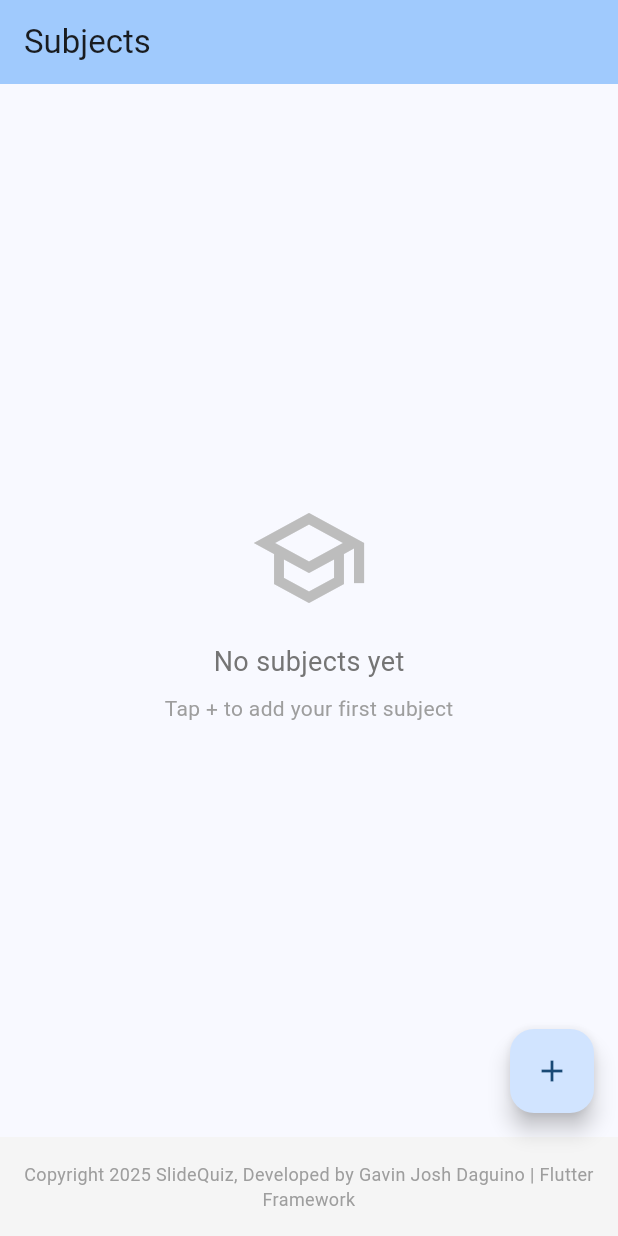
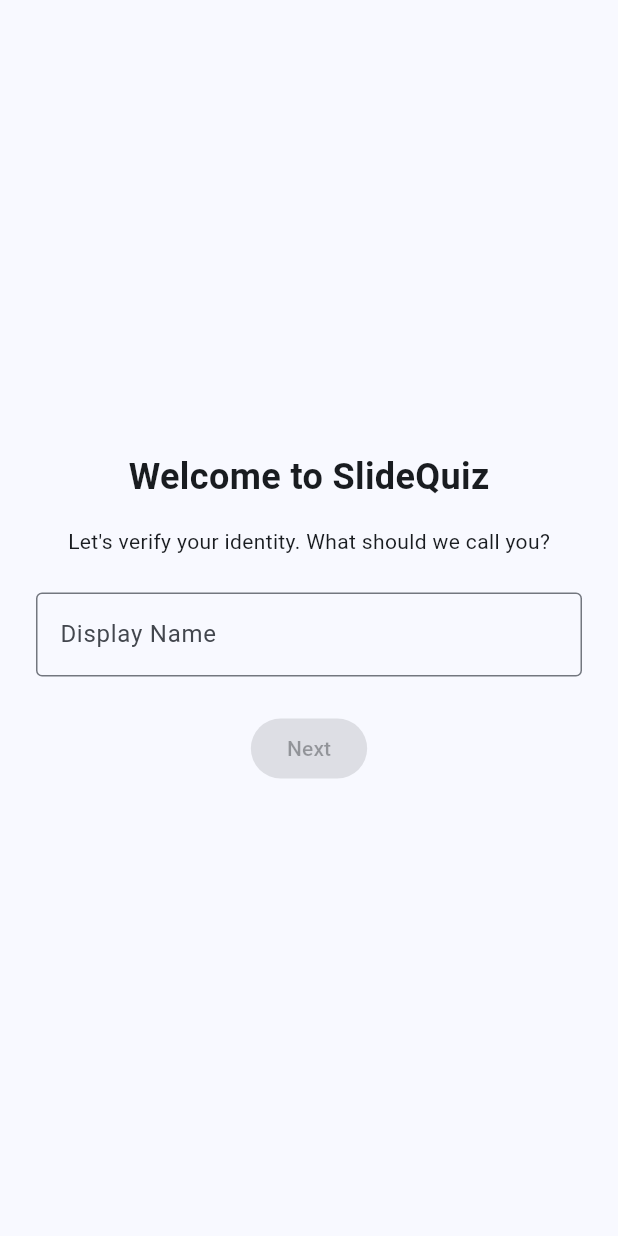
Before and after one commit to gavvvd/slidequiz, a Flutter app: the screen it shows after launch, on a phone screen of 412 x 824 dp. Run offline on Flutter 3.47's test engine with Material 3 defaults, Android fonts, the phone set to English and light mode, and no system bars; our stand-ins replace flutter_secure_storage, hive, hive_flutter, local_auth; missing offline and left inert: excel; accounts and stored records are empty.

Commit message:
login with biometrics

```diff
--- /dev/null
+++ b/lib/models/user_profile.dart
@@ -0,0 +1,21 @@
+import 'package:hive/hive.dart';
+
+part 'user_profile.g.dart';
+
+@HiveType(typeId: 5) // Ensuring unique typeId (Subject is 0, Question 1, etc.)
+class UserProfile extends HiveObject {
+  @HiveField(0)
+  String name;
+
+  @HiveField(1)
+  bool useBiometrics;
+
+  @HiveField(2)
+  bool hasPin;
+
+  UserProfile({
+    required this.name,
+    this.useBiometrics = false,
+    this.hasPin = false,
+  });
+}
--- /dev/null
+++ b/lib/screens/auth/auth_wrapper.dart
@@ -0,0 +1,39 @@
+import 'package:flutter/material.dart';
+import 'package:provider/provider.dart';
+import 'package:slidequiz/services/auth_service.dart';
+import 'package:slidequiz/screens/auth/login_screen.dart';
+import 'package:slidequiz/screens/auth/setup_wizard.dart';
+import 'package:slidequiz/screens/subjects/subject_list_screen.dart';
+
+class AuthWrapper extends StatefulWidget {
+  const AuthWrapper({super.key});
+
+  @override
+  State<AuthWrapper> createState() => _AuthWrapperState();
+}
+
+class _AuthWrapperState extends State<AuthWrapper> {
+  @override
+  void initState() {
+    super.initState();
+    // Trigger initialization if not already done, though main calls init
+    WidgetsBinding.instance.addPostFrameCallback((_) {
+       // Optional: could do async checks here
+    });
+  }
+
+  @override
+  Widget build(BuildContext context) {
+    final authService = Provider.of<AuthService>(context);
+
+    if (!authService.userExists) {
+      return const SetupWizard();
+    }
+
+    if (!authService.isAuthenticated) {
+      return const LoginScreen();
+    }
+
+    return const SubjectListScreen();
+  }
+}
--- /dev/null
+++ b/lib/screens/auth/setup_wizard.dart
@@ -0,0 +1,152 @@
+import 'package:flutter/material.dart';
+import 'package:provider/provider.dart';
+import 'package:slidequiz/services/auth_service.dart';
+import 'package:slidequiz/screens/subjects/subject_list_screen.dart';
+
+class SetupWizard extends StatefulWidget {
+  const SetupWizard({super.key});
+
+  @override
+  State<SetupWizard> createState() => _SetupWizardState();
+}
+
+class _SetupWizardState extends State<SetupWizard> {
+  final PageController _pageController = PageController();
+  final _nameController = TextEditingController();
+  String _pin = '';
+  String _confirmPin = '';
+  bool _useBiometrics = false;
+  int _currentPage = 0;
+
+  void _nextPage() {
+    _pageController.nextPage(
+      duration: const Duration(milliseconds: 300),
+      curve: Curves.easeInOut,
+    );
+  }
+
+  Future<void> _finishSetup() async {
+    final authService = Provider.of<AuthService>(context, listen: false);
+    await authService.createUser(_nameController.text, _pin, _useBiometrics);
+     if (mounted) {
+        Navigator.of(context).pushReplacement(
+            MaterialPageRoute(builder: (_) => const SubjectListScreen()),
+          );
+      }
+  }
+
+  @override
+  Widget build(BuildContext context) {
+    return Scaffold(
+      body: SafeArea(
+        child: PageView(
+          controller: _pageController,
+          physics: const NeverScrollableScrollPhysics(),
+          onPageChanged: (page) => setState(() => _currentPage = page),
+          children: [
+            _buildNameStep(),
+            _buildPinStep(),
+            _buildBiometricStep(),
+          ],
+        ),
+      ),
+    );
+  }
+
+  Widget _buildNameStep() {
+    return Padding(
+      padding: const EdgeInsets.all(24.0),
+      child: Column(
+        mainAxisAlignment: MainAxisAlignment.center,
+        children: [
+          const Text('Welcome to SlideQuiz', style: TextStyle(fontSize: 24, fontWeight: FontWeight.bold)),
+          const SizedBox(height: 16),
+          const Text('Let\'s verify your identity. What should we call you?'),
+          const SizedBox(height: 24),
+          TextField(
+            controller: _nameController,
+            decoration: const InputDecoration(
+              labelText: 'Display Name',
+              border: OutlineInputBorder(),
+            ),
+            onChanged: (val) => setState(() {}),
+          ),
+          const SizedBox(height: 24),
+          ElevatedButton(
+            onPressed: _nameController.text.isNotEmpty ? _nextPage : null,
+            child: const Text('Next'),
+          ),
+        ],
+      ),
+    );
+  }
+
+  Widget _buildPinStep() {
+    // Simplified PIN input for wizard
+    return Padding(
+      padding: const EdgeInsets.all(24.0),
+      child: Column(
+        mainAxisAlignment: MainAxisAlignment.center,
+        children: [
+          const Text('Create a PIN', style: TextStyle(fontSize: 24, fontWeight: FontWeight.bold)),
+          const SizedBox(height: 16),
+          const Text('This will be used to access the app.'),
+          const SizedBox(height: 24),
+          TextField(
+            obscureText: true,
+            keyboardType: TextInputType.number,
+            maxLength: 4,
+            decoration: const InputDecoration(
+              labelText: 'Enter 4-digit PIN',
+              border: OutlineInputBorder(),
+              counterText: '',
+            ),
+            onChanged: (val) => setState(() => _pin = val),
+          ),
+          const SizedBox(height: 16),
+           TextField(
+            obscureText: true,
+            keyboardType: TextInputType.number,
+            maxLength: 4,
+            decoration: const InputDecoration(
+              labelText: 'Confirm PIN',
+              border: OutlineInputBorder(),
+               counterText: '',
+            ),
+            onChanged: (val) => setState(() => _confirmPin = val),
+          ),
+          const SizedBox(height: 24),
+          ElevatedButton(
+            onPressed: (_pin.length == 4 && _pin == _confirmPin) ? _nextPage : null,
+            child: const Text('Next'),
+          ),
+        ],
+      ),
+    );
+  }
+
+  Widget _buildBiometricStep() {
+    return Padding(
+      padding: const EdgeInsets.all(24.0),
+      child: Column(
+        mainAxisAlignment: MainAxisAlignment.center,
+        children: [
+          const Text('Enable Biometrics?', style: TextStyle(fontSize: 24, fontWeight: FontWeight.bold)),
+          const SizedBox(height: 16),
+          const Text('Use fingerprint or face unlock for faster access.'),
+          const SizedBox(height: 24),
+          SwitchListTile(
+            title: const Text('Use Biometrics'),
+            value: _useBiometrics,
+            onChanged: (val) => setState(() => _useBiometrics = val),
+          ),
+          const SizedBox(height: 24),
+          ElevatedButton(
+            onPressed: _finishSetup,
+            child: const Text('Finish Setup'),
+          ),
+        ],
+      ),
+    );
+  }
+}
--- a/lib/services/hive_service.dart
+++ b/lib/services/hive_service.dart
@@ -4,6 +4,7 @@
 import 'package:slidequiz/models/question.dart';
 import 'package:slidequiz/models/choice.dart';
 import 'package:slidequiz/models/quiz_set.dart';
+import 'package:slidequiz/models/user_profile.dart';
 
 class HiveService {
   static final HiveService _instance = HiveService._internal();
@@ -41,6 +42,9 @@
     }
     if (!Hive.isAdapterRegistered(4)) {
       Hive.registerAdapter(QuizSetAdapter());
+    }
+    if (!Hive.isAdapterRegistered(5)) {
+      Hive.registerAdapter(UserProfileAdapter());
     }
 
     // Open boxes
--- a/pubspec.yaml
+++ b/pubspec.yaml
@@ -51,6 +51,9 @@
   # Date/time formatting and UUID generation
   intl: ^0.19.0
   uuid: ^4.3.3
+  local_auth: ^3.0.0
+  flutter_secure_storage: ^10.0.0
+  provider: ^6.1.5+1
 
 
 dev_dependencies:
```
Also changed, not shown: lib/main.dart (+14 -3 lines), lib/screens/auth/login_screen.dart (added, +189 -0 lines), lib/screens/quiz/quiz_slideshow_screen.dart (+35 -17 lines), lib/services/auth_service.dart (added, +79 -0 lines), lib/models/question.g.dart, lib/models/user_profile.g.dart (added), pubspec.lock, 8 other files.
